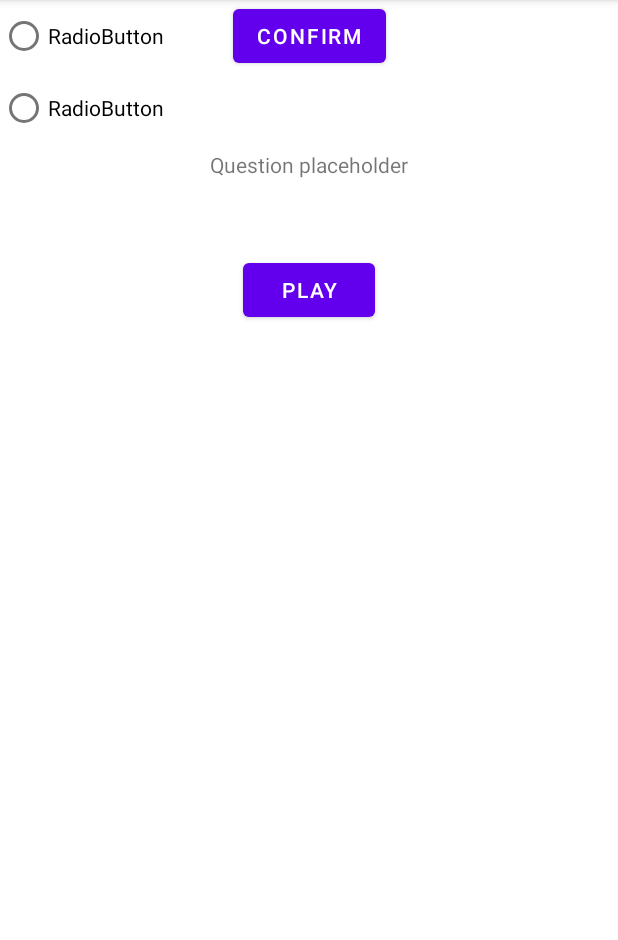
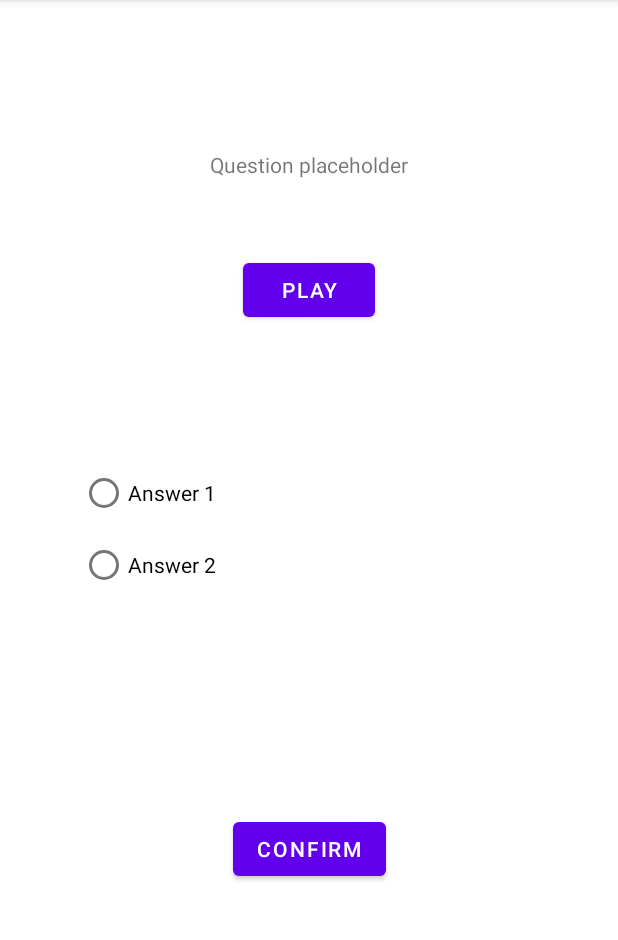
Before and after one commit to Francesco-HART/Flashcard, an Android app: the screen it shows after launch (QuestionActivity), on a phone screen of 412 x 824 dp, the part 84-1024 px from its top. Run offline under Robolectric (Android 15) with nearby library versions, the phone set to English and light mode, and no system bars.

Commit message:
Story 2
Checked radio button detection + answer comparison + display correct/wrong answer to the user

```diff
--- a/app/src/main/res/layout/activity_question.xml
+++ b/app/src/main/res/layout/activity_question.xml
@@ -30,20 +30,24 @@
         android:id="@+id/radioGroup1"
         android:layout_width="305dp"
         android:layout_height="166dp"
-        tools:layout_editor_absoluteX="56dp"
-        tools:layout_editor_absoluteY="400dp">
+        android:layout_marginTop="16dp"
+        app:layout_constraintBottom_toTopOf="@+id/confirmButton"
+        app:layout_constraintEnd_toEndOf="@+id/playAudioButton"
+        app:layout_constraintHorizontal_bias="0.5"
+        app:layout_constraintStart_toStartOf="@+id/playAudioButton"
+        app:layout_constraintTop_toBottomOf="@+id/playAudioButton">
 
         <RadioButton
             android:id="@+id/radioButton"
             android:layout_width="match_parent"
             android:layout_height="wrap_content"
-            android:text="RadioButton" />
+            android:text="Answer 1" />
 
         <RadioButton
             android:id="@+id/radioButton2"
             android:layout_width="match_parent"
             android:layout_height="wrap_content"
-            android:text="RadioButton" />
+            android:text="Answer 2" />
     </RadioGroup>
 
     <Button
@@ -51,7 +55,20 @@
         android:layout_width="wrap_content"
         android:layout_height="wrap_content"
         android:text="Confirm"
+        app:layout_constraintBottom_toTopOf="@+id/resultTextView"
         app:layout_constraintEnd_toEndOf="@+id/questionTextView"
+        app:layout_constraintHorizontal_bias="0.5"
         app:layout_constraintStart_toStartOf="@+id/questionTextView"
-        tools:layout_editor_absoluteY="621dp" />
+        app:layout_constraintTop_toBottomOf="@+id/radioGroup1" />
+
+    <TextView
+        android:id="@+id/resultTextView"
+        android:layout_width="wrap_content"
+        android:layout_height="wrap_content"
+        android:layout_marginTop="16dp"
+        app:layout_constraintBottom_toBottomOf="parent"
+        app:layout_constraintEnd_toEndOf="@+id/confirmButton"
+        app:layout_constraintHorizontal_bias="0.5"
+        app:layout_constraintStart_toStartOf="@+id/confirmButton"
+        app:layout_constraintTop_toBottomOf="@+id/confirmButton" />
 </androidx.constraintlayout.widget.ConstraintLayout>
```
Also changed, not shown: app/src/main/java/com/jonathan/androidmusicflashcard/QuestionActivity.java (+26 -0 lines).
